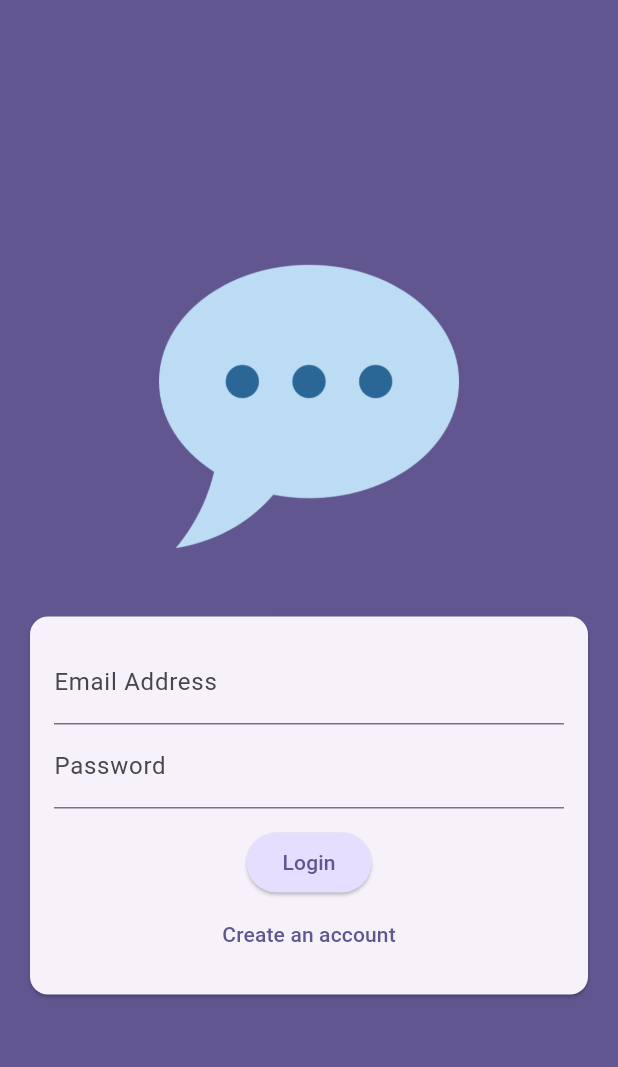
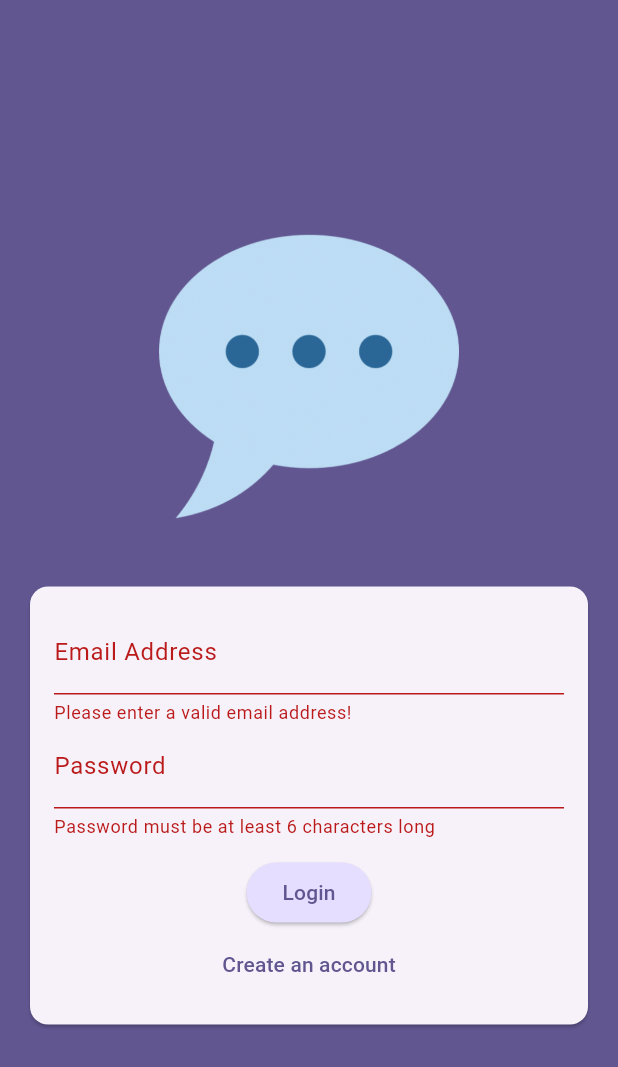
Before and after one commit to shox17/chat-app, a Flutter app: the screen it shows after launch, after a tap on "Login", on a phone screen of 412 x 824 dp. Shown: the top 1067 px of the screen. Run offline on Flutter 3.47's test engine with Material 3 defaults, Android fonts, the phone set to English and light mode, and no system bars; our stand-ins replace firebase_auth, firebase_core; accounts and stored records are empty.

Commit message:
2nd commit

```diff
--- a/lib/main.dart
+++ b/lib/main.dart
@@ -1,7 +1,17 @@
 import 'package:chat_app/screens/auth.dart';
+import 'package:chat_app/screens/chat.dart';
+import 'package:chat_app/screens/splash.dart';
+import 'package:firebase_auth/firebase_auth.dart';
 import 'package:flutter/material.dart';
 
-void main() {
+import 'package:firebase_core/firebase_core.dart';
+import 'firebase_options.dart';
+
+void main() async {
+  WidgetsFlutterBinding.ensureInitialized();
+  await Firebase.initializeApp(
+    options: DefaultFirebaseOptions.currentPlatform,
+  );
   runApp(const App());
 }
 
@@ -16,7 +26,20 @@ class App extends StatelessWidget {
         colorScheme: ColorScheme.fromSeed(
             seedColor: const Color.fromARGB(255, 63, 17, 177)),
       ),
-      home: AuthScreen(),
+      home: StreamBuilder(
+        stream: FirebaseAuth.instance.authStateChanges(),
+        builder: (ctx, snapshot) {
+          if (snapshot.connectionState == ConnectionState.waiting) {
+            return const SplashScreen();
+          }
+
+          if (snapshot.hasData) {
+            return const ChatScreen();
+          }
+
+          return const AuthScreen();
+        },
+      ),
     );
   }
 }
--- a/lib/screens/auth.dart
+++ b/lib/screens/auth.dart
@@ -1,4 +1,7 @@
 import 'package:flutter/material.dart';
+import 'package:firebase_auth/firebase_auth.dart';
+
+final _firebase = FirebaseAuth.instance;
 
 class AuthScreen extends StatefulWidget {
   const AuthScreen({super.key});
@@ -8,7 +11,41 @@ class AuthScreen extends StatefulWidget {
 }
 
 class _AuthScreenState extends State<AuthScreen> {
+  final _form = GlobalKey<FormState>();
+
   var _isLogin = true;
+  var _enteredEmail = '';
+  var _enteredPassword = '';
+
+  void _submit() async {
+    final isValid = _form.currentState!.validate();
+
+    if (!isValid) {
+      return;
+    }
+    _form.currentState!.save();
+
+    try {
+      if (_isLogin) {
+        final userCredentials = await _firebase.signInWithEmailAndPassword(
+            email: _enteredEmail, password: _enteredPassword);
+      } else {
+        final userCredentials = await _firebase.createUserWithEmailAndPassword(
+            email: _enteredEmail, password: _enteredPassword);
+      }
+    } on FirebaseAuthException catch (error) {
+      if (error.code == 'email-already-in-use') {
+        // ...
+      }
+      if (!mounted) return;
+      ScaffoldMessenger.of(context).clearSnackBars();
+      ScaffoldMessenger.of(context).showSnackBar(
+        SnackBar(
+          content: Text(error.message ?? 'Authentication failed.'),
+        ),
+      );
+    }
+  }
 
   @override
   Widget build(BuildContext context) {
@@ -35,6 +72,7 @@ class _AuthScreenState extends State<AuthScreen> {
                   child: Padding(
                     padding: EdgeInsets.all(16),
                     child: Form(
+                      key: _form,
                       child: Column(
                         mainAxisSize: MainAxisSize.min,
                         children: [
@@ -44,14 +82,34 @@ class _AuthScreenState extends State<AuthScreen> {
                             keyboardType: TextInputType.emailAddress,
                             autocorrect: false,
                             textCapitalization: TextCapitalization.none,
+                            validator: (value) {
+                              if (value == null ||
+                                  value.trim().isEmpty ||
+                                  !value.contains('@')) {
+                                return 'Please enter a valid email address!';
+                              }
+                              return null;
+                            },
+                            onSaved: (value) {
+                              _enteredEmail = value!;
+                            },
                           ),
                           TextFormField(
                             decoration: InputDecoration(labelText: 'Password'),
                             obscureText: true,
+                            validator: (value) {
+                              if (value == null || value.trim().length < 6) {
+                                return 'Password must be at least 6 characters long';
+                              }
+                              return null;
+                            },
+                            onSaved: (value) {
+                              _enteredPassword = value!;
+                            },
                           ),
                           const SizedBox(height: 12),
                           ElevatedButton(
-                            onPressed: () {},
+                            onPressed: _submit,
                             style: ElevatedButton.styleFrom(
                                 backgroundColor: Theme.of(context)
                                     .colorScheme
--- /dev/null
+++ b/lib/screens/splash.dart
@@ -0,0 +1,17 @@
+import 'package:flutter/material.dart';
+
+class SplashScreen extends StatelessWidget {
+  const SplashScreen({super.key});
+
+  @override
+  Widget build(BuildContext context) {
+    return Scaffold(
+      appBar: AppBar(
+        title: Text('Flutter Chat'),
+      ),
+      body: Center(
+        child: Text('Loading ...'),
+      ),
+    );
+  }
+}
--- a/pubspec.yaml
+++ b/pubspec.yaml
@@ -34,6 +34,10 @@ dependencies:
   # The following adds the Cupertino Icons font to your application.
   # Use with the CupertinoIcons class for iOS style icons.
   cupertino_icons: ^1.0.8
+  firebase_core: ^3.10.1
+  firebase_auth: ^5.4.1
+  firebase_storage: ^12.4.1
+  image_picker: ^1.1.2
 
 dev_dependencies:
   flutter_test:
```
Also changed, not shown: lib/screens/chat.dart (added, +29 -0 lines), firebase.json (added), lib/firebase_options.dart (added), pubspec.lock, 8 other files.
